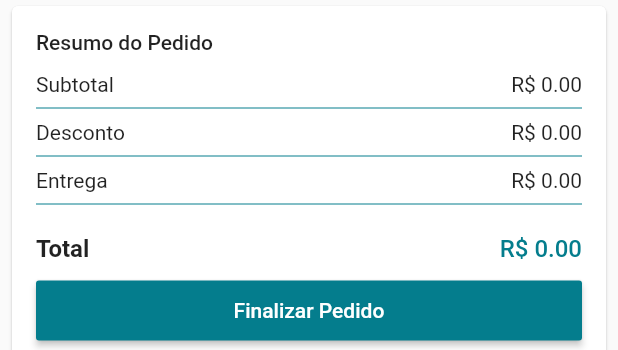
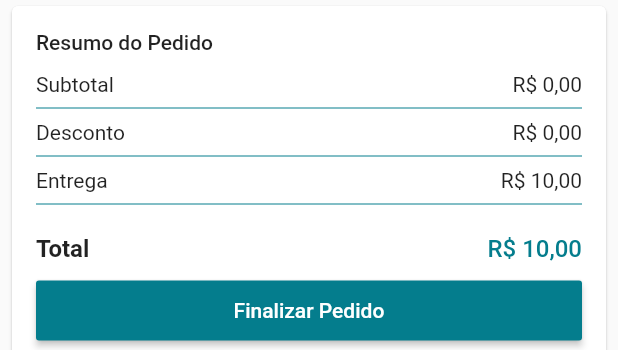
Before and after one commit to lucasbarrossantos/lojavirtual, a Flutter app: the CartPrice widget shown alone on an empty page, opened directly, on a phone screen of 412 x 824 dp. Shown: the top 350 px of the screen. Run offline on Flutter 3.47's test engine with Material 2 defaults, Android fonts, the phone set to English and light mode, and no system bars; our stand-ins replace carousel_pro, cloud_firestore, firebase_auth, flutter_masked_text, transparent_image; missing offline and left inert: dart:ffi; accounts and stored records are empty; network calls fail.

Commit message:
Atualização dos preços dos pedidos

```diff
--- a/lib/models/cart_model.dart
+++ b/lib/models/cart_model.dart
@@ -70,9 +70,30 @@ class CartModel extends Model {
     notifyListeners();
   }
 
-  void setCoupon(String couponCode, int discountPercentage){
+  void setCoupon(String couponCode, int discountPercentage) {
     this.couponCode = couponCode;
     this.discountPercentage = discountPercentage;
+  }
+
+  void updatePrices(){
+    notifyListeners();
+  }
+
+  double getProductsPrice() {
+    double price = 0.0;
+    products.forEach((c) {
+      if (c.productData != null) price += c.quantity * c.productData.price;
+    });
+
+    return price;
+  }
+
+  double getDiscount() {
+    return getProductsPrice() * discountPercentage / 100;
+  }
+
+  double getShipPrice() {
+    return 10.0;
   }
 
   void updateCartProduct(CartProduct cartProduct) {
--- a/lib/tiles/cart_tile.dart
+++ b/lib/tiles/cart_tile.dart
@@ -6,7 +6,7 @@ import 'package:lojavirtual/datas/product_data.dart';
 import 'package:lojavirtual/models/cart_model.dart';
 
 class CartTileProduct extends StatelessWidget {
-  var controller = new MoneyMaskedTextController(
+  final controller = new MoneyMaskedTextController(
       decimalSeparator: ',', thousandSeparator: '.');
   final CartProduct cartProduct;
 
@@ -15,6 +15,7 @@ class CartTileProduct extends StatelessWidget {
   @override
   Widget build(BuildContext context) {
     Widget _buildContent() {
+      CartModel.of(context).updatePrices();
       controller.updateValue(this.cartProduct.productData.price);
       return Row(
         mainAxisAlignment: MainAxisAlignment.start,
@@ -56,9 +57,11 @@ class CartTileProduct extends StatelessWidget {
                       IconButton(
                           icon: Icon(Icons.remove),
                           color: Theme.of(context).primaryColor,
-                          onPressed: cartProduct.quantity > 1 ? () {
-                            CartModel.of(context).decProduct(cartProduct);
-                          } : null),
+                          onPressed: cartProduct.quantity > 1
+                              ? () {
+                                  CartModel.of(context).decProduct(cartProduct);
+                                }
+                              : null),
                       Text(cartProduct.quantity.toString()),
                       IconButton(
                           icon: Icon(Icons.add),
--- a/lib/widgets/cart_price.dart
+++ b/lib/widgets/cart_price.dart
@@ -1,4 +1,5 @@
 import 'package:flutter/material.dart';
+import 'package:flutter_masked_text/flutter_masked_text.dart';
 import 'package:lojavirtual/models/cart_model.dart';
 import 'package:scoped_model/scoped_model.dart';
 
@@ -15,6 +16,17 @@ class CartPrice extends StatelessWidget {
         padding: EdgeInsets.all(16.0),
         child:
             ScopedModelDescendant<CartModel>(builder: (context, child, model) {
+          var controller = new MoneyMaskedTextController(
+              decimalSeparator: ',', thousandSeparator: '.');
+
+          double price =
+              parseValue(model.getProductsPrice(), controller).numberValue;
+          double discount =
+              parseValue(model.getDiscount(), controller).numberValue;
+          double ship =
+              parseValue(model.getShipPrice(), controller).numberValue;
+          double total = (price + ship - discount);
+
           return Column(
             crossAxisAlignment: CrossAxisAlignment.stretch,
             children: <Widget>[
@@ -26,21 +38,26 @@ class CartPrice extends StatelessWidget {
                   mainAxisAlignment: MainAxisAlignment.spaceBetween,
                   children: <Widget>[
                     Text("Subtotal"),
-                    Text("R\$ 0.00"),
+                    Text(
+                        "R\$ ${parseValue(model.getProductsPrice(), controller).text}"),
                   ]),
               Divider(color: Theme.of(context).primaryColor),
               Row(
                   mainAxisAlignment: MainAxisAlignment.spaceBetween,
                   children: <Widget>[
                     Text("Desconto"),
-                    Text("R\$ 0.00"),
+                    Text(
+                        "R\$ ${discount > 0 ? "- ${parseValue(model.getDiscount(), controller).text}"
+                            :
+                        "${parseValue(model.getDiscount(), controller).text}"}"),
                   ]),
               Divider(color: Theme.of(context).primaryColor),
               Row(
                   mainAxisAlignment: MainAxisAlignment.spaceBetween,
                   children: <Widget>[
                     Text("Entrega"),
-                    Text("R\$ 0.00"),
+                    Text(
+                        "R\$ ${parseValue(model.getShipPrice(), controller).text}"),
                   ]),
               Divider(color: Theme.of(context).primaryColor),
               SizedBox(height: 12.0),
@@ -50,7 +67,7 @@ class CartPrice extends StatelessWidget {
                     Text("Total",
                         style: TextStyle(
                             fontWeight: FontWeight.bold, fontSize: 16.0)),
-                    Text("R\$ 0.00",
+                    Text("R\$ ${parseValue(total, controller).text}",
                         style: TextStyle(
                             color: Theme.of(context).primaryColor,
                             fontWeight: FontWeight.w500,
@@ -72,3 +89,9 @@ class CartPrice extends StatelessWidget {
     );
   }
 }
+
+MoneyMaskedTextController parseValue(
+    double value, MoneyMaskedTextController controller) {
+  controller.updateValue(value);
+  return controller;
+}
```
